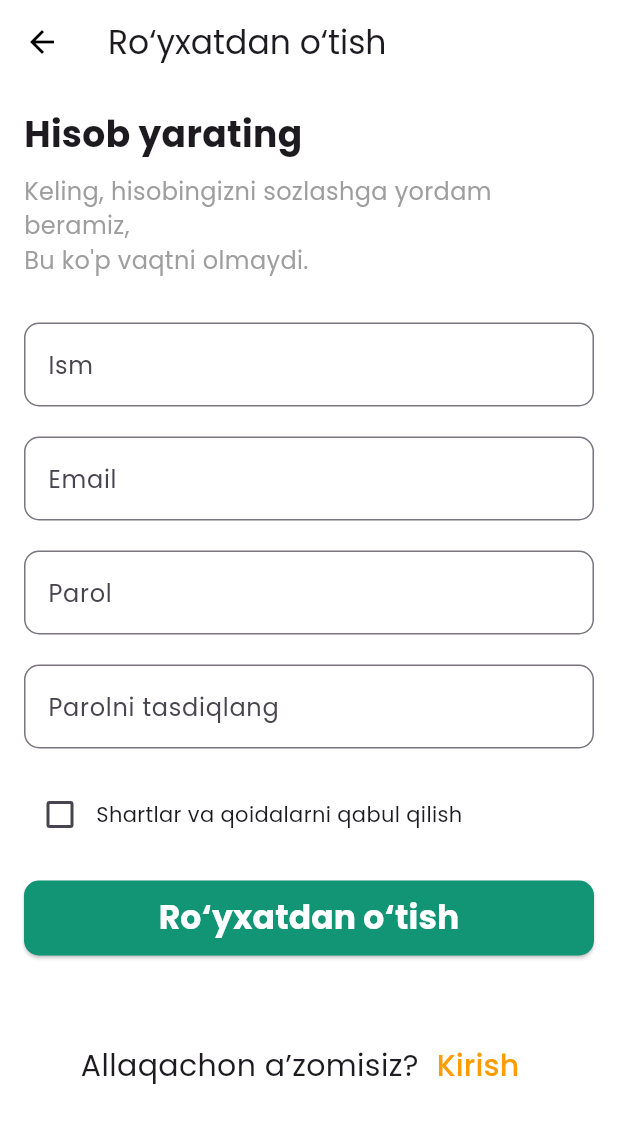
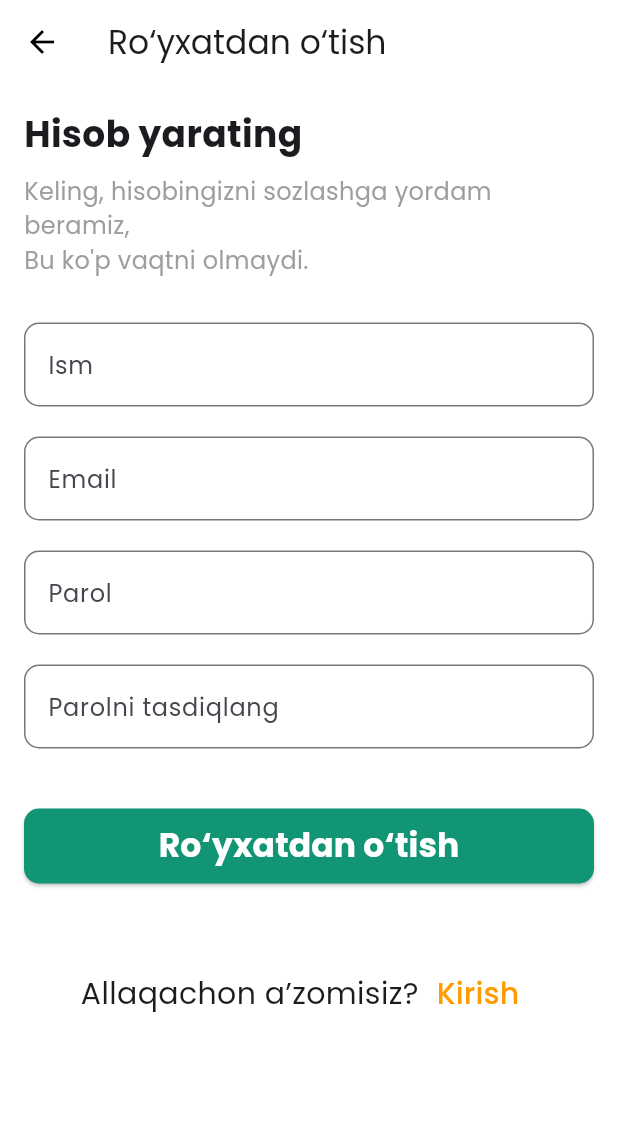
Before and after one commit to receipe-app/receipe-app, a Flutter app: the RegisterScreen screen opened directly, on a phone screen of 412 x 824 dp. Shown: the top 1123 px of the screen. Run offline on Flutter 3.47's test engine with Material 3 defaults, Android fonts, the phone set to English and light mode, and no system bars; drawn by our look-alikes of toastification; our stand-ins replace bloc, dio, firebase_core, firebase_storage, flutter_bloc, flutter_dotenv and 5 more; accounts and stored records are empty.

```diff
--- a/lib/ui/screens/auth/sign_up_screen.dart
+++ b/lib/ui/screens/auth/sign_up_screen.dart
@@ -141,19 +141,7 @@ class _RegisterScreenState extends State<RegisterScreen> {
                           },
                         ),
                         const SizedBox(height: 20),
-                        Row(
-                          children: [
-                            Checkbox(
-                              value: _acceptTerms,
-                              onChanged: (value) {
-                                setState(() {
-                                  _acceptTerms = value!;
-                                });
-                              },
-                            ),
-                            const Text('Shartlar va qoidalarni qabul qilish'),
-                          ],
-                        ),
+
                         const SizedBox(height: 20),
                         state.authStatus == AuthStatus.loading
                             ? const CircularProgressIndicator()
```
